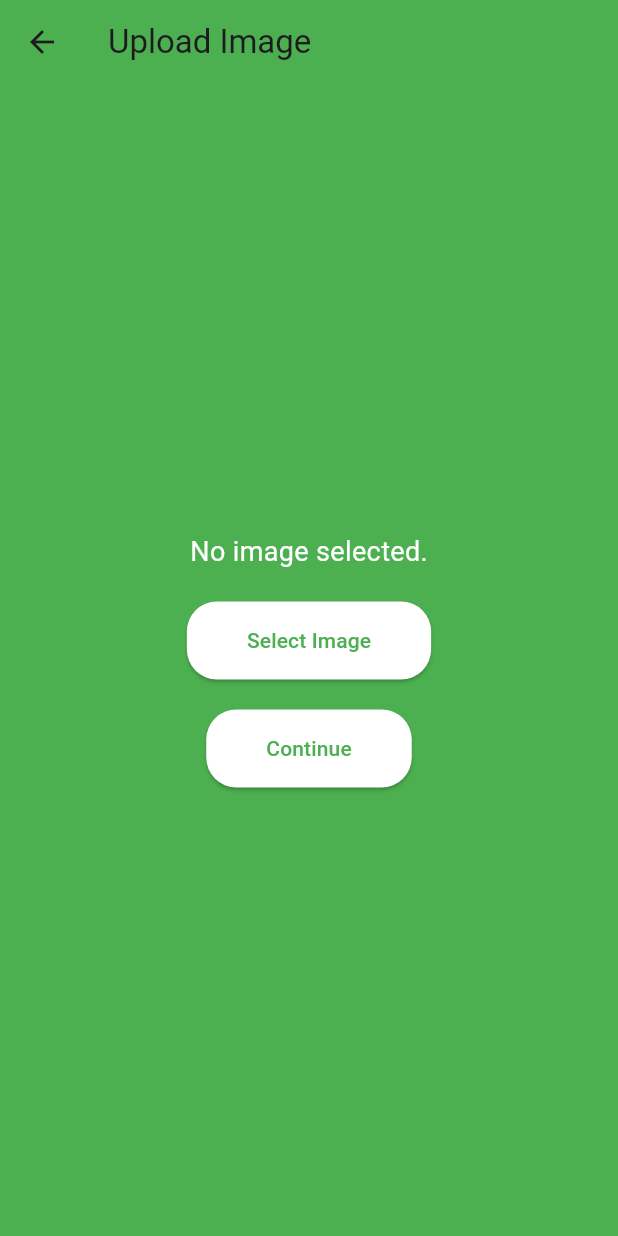
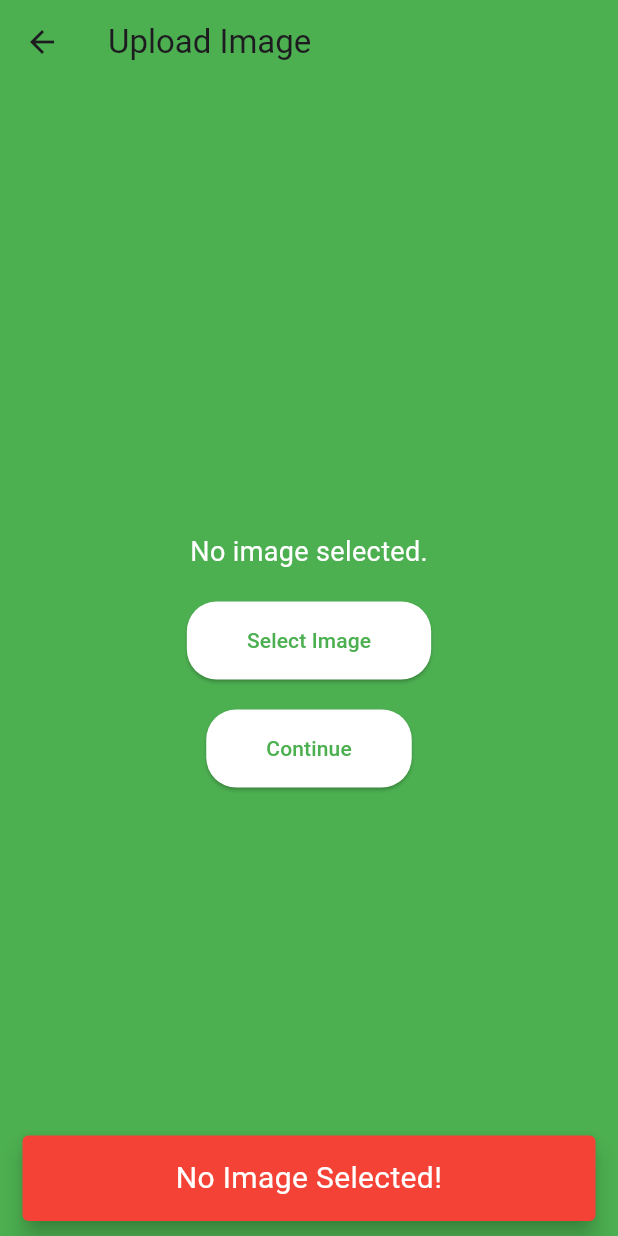
Before and after one commit to narainsriram2020/wAIste, a Flutter app: the ImageUploadPage screen opened directly, after a tap on "Continue", on a phone screen of 412 x 824 dp. Run offline on Flutter 3.47's test engine with Material 3 defaults, Android fonts, the phone set to English and light mode, and no system bars; our stand-ins replace image_picker.

Commit message:
error message

```diff
--- a/waiste/lib/imageupload/imageupload.dart
+++ b/waiste/lib/imageupload/imageupload.dart
@@ -30,7 +30,27 @@ class _ImageUploadPageState extends State<ImageUploadPage> {
   }
 
   Future<void> continueToResults() async {
-    if (_selectedImage == null) return;
+    if (_selectedImage == null) {
+      // Show error message if no image is selected
+      ScaffoldMessenger.of(context).showSnackBar(
+        const SnackBar(
+          content: Center(
+            child: Text(
+              'No Image Selected!',
+              style: TextStyle(
+                color: Colors.white, // Text color
+                fontSize: 20, // Font size
+              ),
+              textAlign: TextAlign.center,
+            ),
+          ),
+          duration: Duration(seconds: 3),
+          backgroundColor: Colors.red, // Error message background color
+          behavior: SnackBarBehavior.floating, // Center the message
+        ),
+      );
+      return;
+    }
 
     // Encode the image as base64
     String base64Image = base64Encode(await _selectedImage!.readAsBytes());
--- a/waiste/lib/opening/intro.dart
+++ b/waiste/lib/opening/intro.dart
@@ -29,9 +29,9 @@ class IntroPage extends StatelessWidget {
                   MaterialPageRoute(builder: (_) => const ImageUploadPage()),
                 );
               },
-              child: Row(
+              child: const Row(
                 mainAxisSize: MainAxisSize.min,
-                children: const [
+                children: [
                   Text(
                     "Start!",
                     style: TextStyle(fontSize: 24),
--- a/waiste/lib/results/results.dart
+++ b/waiste/lib/results/results.dart
@@ -17,7 +17,7 @@ class _ResultsPageState extends State<ResultsPage> {
   Future<Map<String, dynamic>> getPredictions(String base64Image) async {
     try {
       final response = await http.post(
-        Uri.parse(apiUrl + 'upload'),
+        Uri.parse('${apiUrl}upload'),
         headers: <String, String>{
           'Content-Type': 'application/json; charset=UTF-8',
         },
@@ -46,14 +46,14 @@ class _ResultsPageState extends State<ResultsPage> {
   Widget build(BuildContext context) {
     return Scaffold(
       appBar: AppBar(
-        title: Text('Results'),
+        title: const Text('Results'),
       ),
       body: Center(
         child: FutureBuilder(
           future: getPredictions(widget.imageBase64),
           builder: (context, AsyncSnapshot<Map<String, dynamic>> snapshot) {
             if (snapshot.connectionState == ConnectionState.waiting) {
-              return CircularProgressIndicator();
+              return const CircularProgressIndicator();
             } else if (snapshot.hasError) {
               return Text('Error: ${snapshot.error}');
             } else {
```
